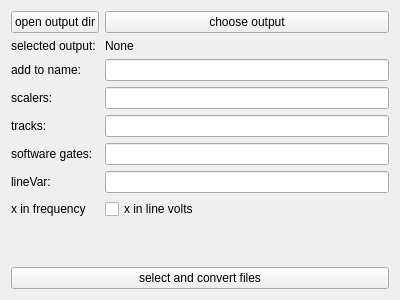
lasersphere/Tilda, file PolliFit/source/Gui/Ui_AsciiConv.ui: the form before one commit.
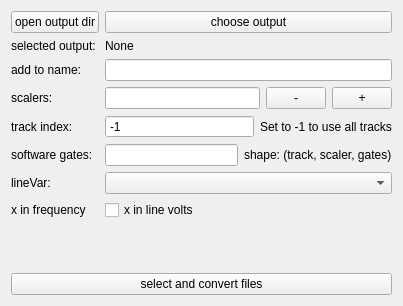
The form after the commit.

The edit to the form file:
```diff
--- a/PolliFit/source/Gui/Ui_AsciiConv.ui
+++ b/PolliFit/source/Gui/Ui_AsciiConv.ui
@@ -6,8 +6,8 @@
    <rect>
     <x>0</x>
     <y>0</y>
-    <width>400</width>
-    <height>300</height>
+    <width>403</width>
+    <height>306</height>
    </rect>
   </property>
   <property name="windowTitle">
@@ -30,6 +30,20 @@
        </property>
       </widget>
      </item>
+     <item row="2" column="0">
+      <widget class="QLabel" name="label_7">
+       <property name="text">
+        <string>selected output:</string>
+       </property>
+      </widget>
+     </item>
+     <item row="2" column="1">
+      <widget class="QLabel" name="label_current_output">
+       <property name="text">
+        <string>None</string>
+       </property>
+      </widget>
+     </item>
      <item row="3" column="0">
       <widget class="QLabel" name="label_6">
        <property name="text">
@@ -47,19 +61,13 @@
        </property>
       </widget>
      </item>
-     <item row="4" column="1">
-      <widget class="QLineEdit" name="lineEdit_scalers"/>
-     </item>
      <item row="5" column="0">
       <widget class="QLabel" name="label_3">
        <property name="text">
-        <string>tracks:</string>
+        <string>track index:</string>
        </property>
       </widget>
      </item>
-     <item row="5" column="1">
-      <widget class="QLineEdit" name="lineEdit_tracks"/>
-     </item>
      <item row="6" column="0">
       <widget class="QLabel" name="label_2">
        <property name="text">
@@ -67,9 +75,6 @@
        </property>
       </widget>
      </item>
-     <item row="6" column="1">
-      <widget class="QLineEdit" name="lineEdit_softw_gates"/>
-     </item>
      <item row="7" column="0">
       <widget class="QLabel" name="label_4">
        <property name="text">
@@ -77,9 +82,6 @@
        </property>
       </widget>
      </item>
-     <item row="7" column="1">
-      <widget class="QLineEdit" name="lineEdit_lineVar"/>
-     </item>
      <item row="8" column="0">
       <widget class="QLabel" name="label_5">
        <property name="text">
@@ -94,19 +96,82 @@
        </property>
       </widget>
      </item>
-     <item row="2" column="0">
-      <widget class="QLabel" name="label_7">
-       <property name="text">
-        <string>selected output:</string>
-       </property>
-      </widget>
+     <item row="5" column="1">
+      <layout class="QHBoxLayout" name="hor_track_layout" stretch="1,0">
+       <item>
+        <widget class="QSpinBox" name="lineEdit_tracks">
+         <property name="buttonSymbols">
+          <enum>QAbstractSpinBox::NoButtons</enum>
+         </property>
+         <property name="correctionMode">
+          <enum>QAbstractSpinBox::CorrectToNearestValue</enum>
+         </property>
+         <property name="minimum">
+          <number>-1</number>
+         </property>
+         <property name="value">
+          <number>-1</number>
+         </property>
+        </widget>
+       </item>
+       <item>
+        <widget class="QLabel" name="info_tracks">
+         <property name="text">
+          <string>Set to -1 to use all tracks</string>
+         </property>
+        </widget>
+       </item>
+      </layout>
      </item>
-     <item row="2" column="1">
-      <widget class="QLabel" name="label_current_output">
-       <property name="text">
-        <string>None</string>
-       </property>
-      </widget>
+     <item row="6" column="1">
+      <layout class="QHBoxLayout" name="hor_softw_gates_layout" stretch="1,0">
+       <item>
+        <widget class="QLineEdit" name="lineEdit_softw_gates"/>
+       </item>
+       <item>
+        <widget class="QLabel" name="info_softw_gates">
+         <property name="text">
+          <string>shape: (track, scaler, gates)</string>
+         </property>
+        </widget>
+       </item>
+      </layout>
+     </item>
+     <item row="7" column="1">
+      <widget class="QComboBox" name="lineEdit_lineVar"/>
+     </item>
+     <item row="4" column="1">
+      <layout class="QHBoxLayout" name="hor_scalers_layout" stretch="1,0,0">
+       <item>
+        <widget class="QLineEdit" name="lineEdit_scalers"/>
+       </item>
+       <item>
+        <widget class="QPushButton" name="sc_minus">
+         <property name="maximumSize">
+          <size>
+           <width>60</width>
+           <height>16777215</height>
+          </size>
+         </property>
+         <property name="text">
+          <string>-</string>
+         </property>
+        </widget>
+       </item>
+       <item>
+        <widget class="QPushButton" name="sc_plus">
+         <property name="maximumSize">
+          <size>
+           <width>60</width>
+           <height>16777215</height>
+          </size>
+         </property>
+         <property name="text">
+          <string>+</string>
+         </property>
+        </widget>
+       </item>
+      </layout>
      </item>
     </layout>
    </item>
```
